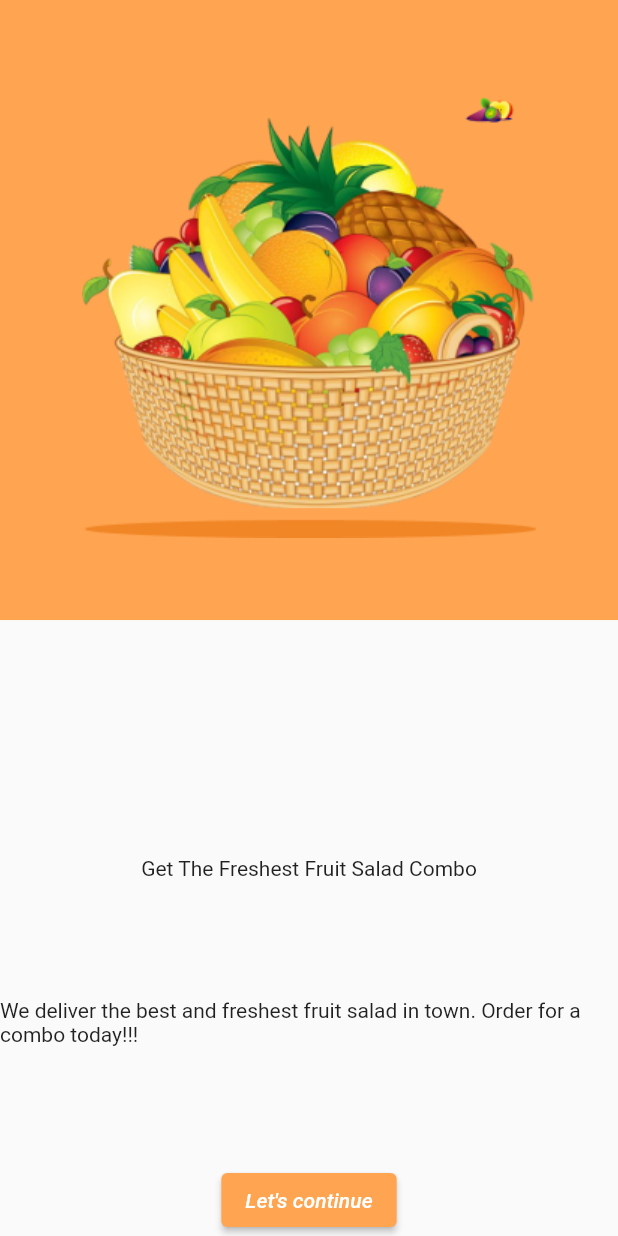
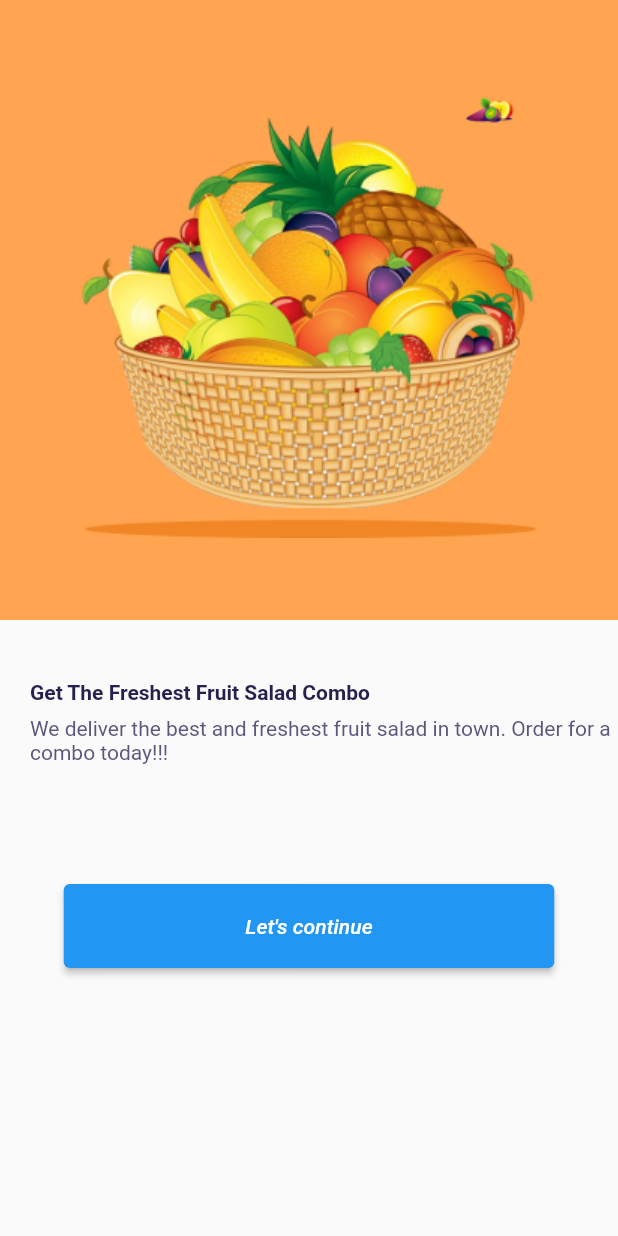
Before and after one commit to DarkDragonHand/TarefaSprint2, a Flutter app: the screen it shows after launch, on a phone screen of 412 x 824 dp. Run offline on Flutter 3.47's test engine with Material 2 defaults, Android fonts, the light colour scheme and no system bars.

Commit message:
Correções

```diff
--- a/fruit_sale_mobile/lib/screens/welcome_screen.dart
+++ b/fruit_sale_mobile/lib/screens/welcome_screen.dart
@@ -1,4 +1,5 @@
 import 'package:flutter/material.dart';
+//import 'package:google_fonts/google_fonts.dart';
 
 class WelcomeScreen extends StatelessWidget {
   const WelcomeScreen({super.key});
@@ -8,21 +9,40 @@ class WelcomeScreen extends StatelessWidget {
     return Scaffold(
       body: Center(
         child: Column(
-          mainAxisAlignment: MainAxisAlignment.spaceBetween,
           children: [
             Container(
               width: double.infinity,
               color: const Color(0xFFFFA451),
               child: Image.asset('assets/images/Component1.png'),
             ),
-            Container(),
-            const Text("Get The Freshest Fruit Salad Combo"),
-            const Text(
-                "We deliver the best and freshest fruit salad in town. Order for a combo today!!!"),
+            Padding(
+              padding: const EdgeInsets.only(top: 40, left: 20),
+              child: Column(
+                crossAxisAlignment: CrossAxisAlignment.start,
+                children: const [
+                  Text("Get The Freshest Fruit Salad Combo",
+                      style: TextStyle(
+                          color: Color(0xFF27214D),
+                          fontWeight: FontWeight.bold)),
+                  SizedBox(height: 8),
+                  Text(
+                    "We deliver the best and freshest fruit salad in town. Order for a combo today!!!",
+                    style: TextStyle(
+                      color: Color(0xFF5D577E),
+                    ),
+                  ),
+                ],
+              ),
+            ),
+            const SizedBox(height: 80),
             ElevatedButton(
               onPressed: () {},
-              style: const ButtonStyle(
-                  backgroundColor: MaterialStatePropertyAll(Color(0xFFFFA451))),
+              style: ElevatedButton.styleFrom(
+                  minimumSize: const Size.fromHeight(56),
+                  maximumSize: const Size.fromWidth(327),
+                  //backgroundColor:
+                  //backgroundColor: MaterialStatePropertyAll(Color(0xFFFFA451)),
+                  ),
               child: const Text(
                 "Let's continue",
                 style: TextStyle(
--- a/fruit_sale_mobile/pubspec.yaml
+++ b/fruit_sale_mobile/pubspec.yaml
@@ -37,6 +37,7 @@ dependencies:
   # The following adds the Cupertino Icons font to your application.
   # Use with the CupertinoIcons class for iOS style icons.
   cupertino_icons: ^1.0.2
+  google_fonts: ^3.0.1
 
 dev_dependencies:
   flutter_test:
@@ -67,6 +68,9 @@ flutter:
   assets:
     - assets/images/
 
+
+
+
   # An image asset can refer to one or more resolution-specific "variants", see
   # https://flutter.dev/assets-and-images/#resolution-aware
 
```
Also changed, not shown: fruit_sale_mobile/pubspec.lock, 1 other file.
